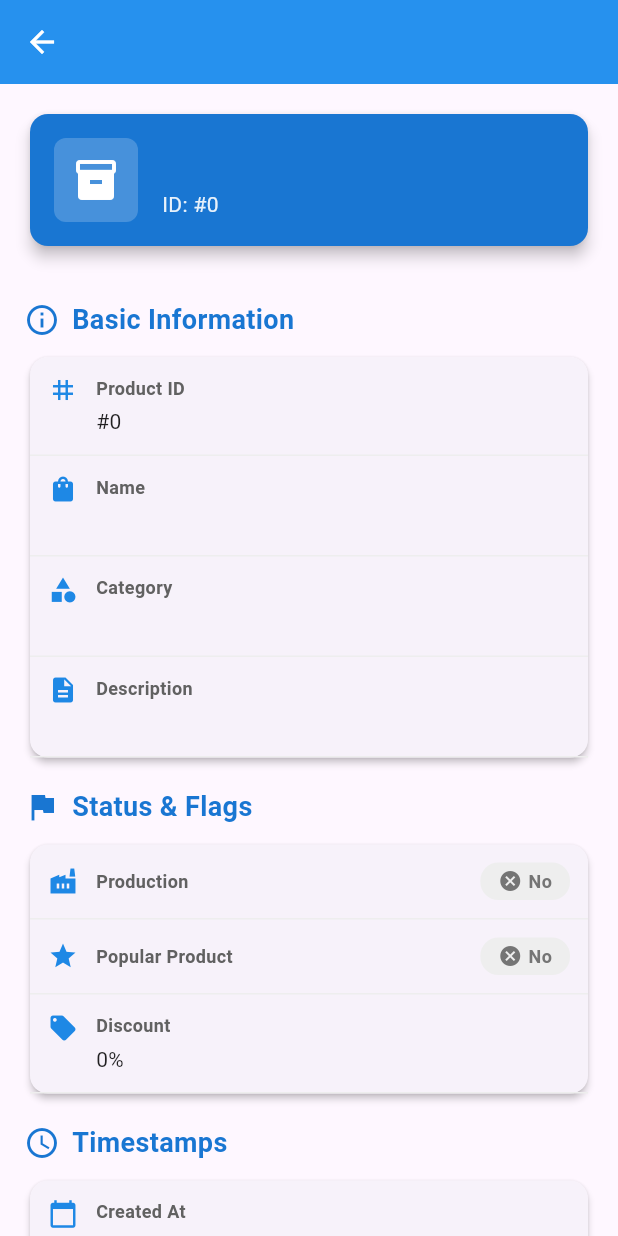
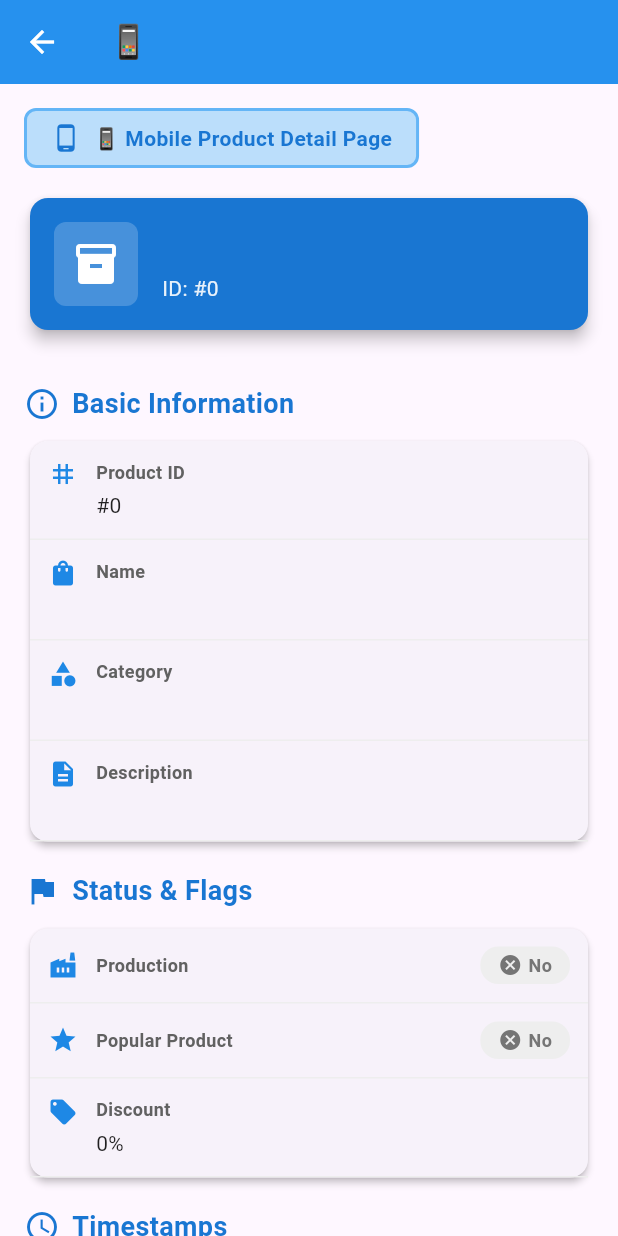
Before and after one commit to sm2irfan/backend, a Flutter app: the MobileProductDetailPage screen opened directly with empty values, on a phone screen of 412 x 824 dp. Run offline on Flutter 3.47's test engine with Material 3 defaults, Android fonts, the phone set to English and light mode, and no system bars; our stand-ins replace cached_network_image, connectivity_plus, cross_file, equatable, file_picker, flutter_bloc and 4 more; missing offline and left inert: desktop_drop; accounts and stored records are empty.

Commit message:
feat: Enhance mobile product pages with updated titles and new UI elements

```diff
--- a/lib/components/product/mobile_product_detail_page.dart
+++ b/lib/components/product/mobile_product_detail_page.dart
@@ -13,7 +13,7 @@ class MobileProductDetailPage extends StatelessWidget {
   Widget build(BuildContext context) {
     return Scaffold(
       appBar: AppBar(
-        title: Text(product.name),
+        title: Text('📱 ${product.name}'),
         backgroundColor: Colors.blue,
         foregroundColor: Colors.white,
         elevation: 2,
@@ -23,6 +23,32 @@ class MobileProductDetailPage extends StatelessWidget {
         child: Column(
           crossAxisAlignment: CrossAxisAlignment.start,
           children: [
+            // Page Name Badge
+            Container(
+              padding: const EdgeInsets.symmetric(horizontal: 16, vertical: 8),
+              decoration: BoxDecoration(
+                color: Colors.blue.shade100,
+                borderRadius: BorderRadius.circular(8),
+                border: Border.all(color: Colors.blue.shade300, width: 2),
+              ),
+              child: Row(
+                mainAxisSize: MainAxisSize.min,
+                children: [
+                  Icon(Icons.phone_android, color: Colors.blue.shade700, size: 20),
+                  const SizedBox(width: 8),
+                  Text(
+                    '📱 Mobile Product Detail Page',
+                    style: TextStyle(
+                      fontSize: 14,
+                      fontWeight: FontWeight.bold,
+                      color: Colors.blue.shade700,
+                    ),
+                  ),
+                ],
+              ),
+            ),
+            const SizedBox(height: 16),
+
             // Product Header Card
             _buildHeaderCard(),
             const SizedBox(height: 16),
--- a/lib/components/product/mobile_product_details_dialog.dart
+++ b/lib/components/product/mobile_product_details_dialog.dart
@@ -72,7 +72,7 @@ class _MobileProductDetailsDialogState extends State<MobileProductDetailsDialog>
                         ),
                         const SizedBox(height: 4),
                         Text(
-                          'Purchase History',
+                          '📱 Mobile Purchase History Dialog',
                           style: TextStyle(
                             color: Colors.white.withOpacity(0.9),
                             fontSize: 12,
--- a/lib/components/product/product_details.dart
+++ b/lib/components/product/product_details.dart
@@ -330,7 +330,7 @@ class StockTypeSelectionDialog extends StatelessWidget {
         children: [
           Icon(Icons.inventory, color: Colors.blue, size: 24),
           SizedBox(width: 8),
-          Text('Choose Stock Type'),
+          Text('📦 Choose Stock Type Dialog'),
         ],
       ),
       content: Column(
@@ -1167,7 +1167,7 @@ class _ProductDetailsDialogState extends State<ProductDetailsDialog> {
   @override
   Widget build(BuildContext context) {
     return AlertDialog(
-      title: Text('Product Details - ${widget.productName}'),
+      title: Text('🖥️ Desktop Product Details - ${widget.productName}'),
       content: SizedBox(
         width: double.maxFinite,
         height: 600,
```
Also changed, not shown: lib/components/product/mobile_product_view.dart (+73 -2 lines).
